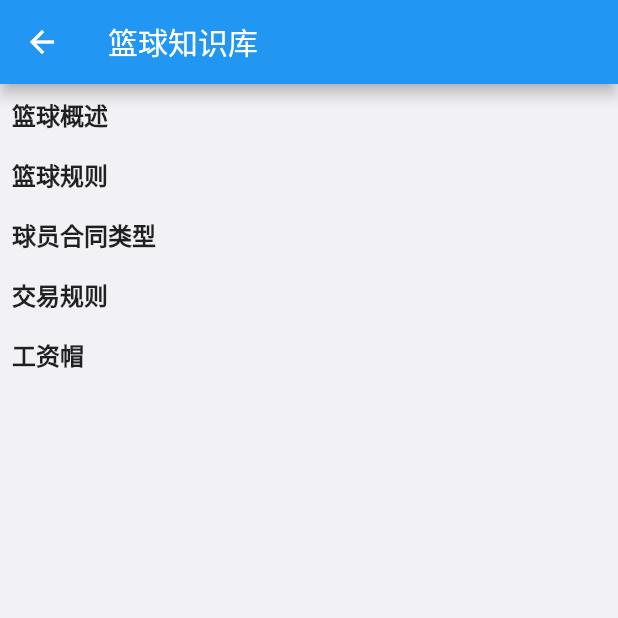
After one commit to pw7/BasketballCommunity, a Flutter app: the EssayListPage screen opened directly, on a phone screen of 412 x 824 dp, the top half of it. The commit adds this screen. Run offline on Flutter 3.47's test engine with Material 2 defaults, Android fonts, the phone set to English and light mode, and no system bars; drawn by our look-alikes of oktoast; our stand-ins replace cached_network_image, dio, extended_image, extended_nested_scroll_view, flutter_easyrefresh, flutter_icons and 7 more; missing offline and left inert: extended_list, extended_text, flui, flutter_picker, flutter_webview_plugin, image_editor and 3 more; accounts and stored records are empty; network calls fail; statements that could not run were skipped.

Commit message:
2021.4.5更新

```diff
--- /dev/null
+++ b/lib/model/essay.dart
@@ -0,0 +1,35 @@
+class Essay {
+  String code;
+  String msg;
+  int essay_id;
+  String essay_title;
+  String essay_cover;
+  String essay_content;
+  String essay_type;
+
+  Essay(
+      {this.code,
+      this.msg,
+      this.essay_id,
+      this.essay_title,
+      this.essay_cover,
+      this.essay_content,
+      this.essay_type});
+
+  factory Essay.fromJson(Map<String, dynamic> json) {
+    return Essay(
+      code: json["code"],
+      msg: json["msg"],
+      essay_id: json["essay_id"],
+      essay_title: json["essay_title"],
+      essay_cover: json["essay_cover"],
+      essay_content: json["essay_content"],
+      essay_type: json["essay_type"],
+    );
+  }
+
+  @override
+  String toString() {
+    return '{essay_id: $essay_id, essay_type: $essay_type, essay_cover: $essay_cover, essay_content: $essay_content, essay_title: $essay_title}';
+  }
+}
--- /dev/null
+++ b/lib/view/pages/basketball_essay/essay_list_page.dart
@@ -0,0 +1,120 @@
+import 'dart:convert';
+
+import 'package:flutter/material.dart';
+import 'package:flutter_application/model/essay.dart';
+import 'package:flutter_application/widget/MyGridView.dart';
+import 'package:http/http.dart' as http;
+
+class EssayListPage extends StatefulWidget {
+  @override
+  _EssayListPageState createState() => _EssayListPageState();
+}
+
+class _EssayListPageState extends State<EssayListPage> {
+  List<Essay> _essaydata1 = [];
+  List<Essay> _essaydata2 = [];
+  List<Essay> _essaydata3 = [];
+  List<Essay> _essaydata5 = [];
+  List<Essay> _essaydata6 = [];
+
+  @override
+  void initState() {
+    super.initState();
+
+    loadData('篮球概述').then((List<Essay> essaydata) {
+      setState(() {
+        _essaydata1 = essaydata; //初始化state 重新刷新页面
+      });
+    });
+
+    loadData('篮球规则').then((List<Essay> essaydata) {
+      setState(() {
+        _essaydata2 = essaydata; //初始化state 重新刷新页面
+      });
+    });
+
+    loadData('球员合同类型').then((List<Essay> essaydata) {
+      setState(() {
+        _essaydata3 = essaydata; //初始化state 重新刷新页面
+      });
+    });
+
+    loadData('交易规则').then((List<Essay> essaydata) {
+      setState(() {
+        _essaydata5 = essaydata; //初始化state 重新刷新页面
+      });
+    });
+
+    loadData('工资帽').then((List<Essay> essaydata) {
+      setState(() {
+        _essaydata6 = essaydata; //初始化state 重新刷新页面
+      });
+    });
+  }
+
+  //get请求
+  Future<List<Essay>> loadData(String type) async {
+    final res = await http
+        .get('http://172.17.150.225:8080/essay/getEssayByType?type=$type');
+    Utf8Decoder decode = new Utf8Decoder();
+    Map<String, dynamic> result = jsonDecode(decode.convert(res.bodyBytes));
+    //print(result);
+    List<Essay> datas; //转列表
+    datas = result['data'].map<Essay>((item) => Essay.fromJson(item)).toList();
+    return datas; //返回 初始化
+  }
+
+  @override
+  Widget build(BuildContext context) {
+    return Scaffold(
+        appBar: AppBar(title: Text('篮球知识库')),
+        body: SingleChildScrollView(
+            child: Container(
+                margin: const EdgeInsets.all(8),
+                child: Column(
+                  children: <Widget>[
+                    Container(
+                      alignment: Alignment.topLeft,
+                      child: Text(
+                        '篮球概述',
+                        style: TextStyle(
+                            fontSize: 16, fontWeight: FontWeight.w600),
+                      ),
+                    ),
+                    MyGridView(_essaydata1),
+                    Container(
+                      alignment: Alignment.topLeft,
+                      margin: EdgeInsets.only(top: 8),
+                      child: Text('篮球规则',
+                          style: TextStyle(
+                              fontSize: 16, fontWeight: FontWeight.w600)),
+                    ),
+                    MyGridView(_essaydata2),
+                    Container(
+                      alignment: Alignment.topLeft,
+                      margin: EdgeInsets.only(top: 8),
+                      child: Text('球员合同类型',
+                          style: TextStyle(
+                              fontSize: 16, fontWeight: FontWeight.w600)),
+                    ),
+                    MyGridView(_essaydata3),
+                    Container(
+                      alignment: Alignment.topLeft,
+                      margin: EdgeInsets.only(top: 8),
+                      child: Text('交易规则',
+                          style: TextStyle(
+                              fontSize: 16, fontWeight: FontWeight.w600)),
+                    ),
+                    MyGridView(_essaydata5),
+                    Container(
+                      alignment: Alignment.topLeft,
+                      margin: EdgeInsets.only(top: 8),
+                      child: Text('工资帽',
+                          style: TextStyle(
+                              fontSize: 16, fontWeight: FontWeight.w600)),
+                    ),
+                    MyGridView(_essaydata6),
+                  ],
+                ))));
+  }
+}
--- /dev/null
+++ b/lib/widget/MyGridView.dart
@@ -0,0 +1,69 @@
+import 'package:flutter/material.dart';
+import 'package:flutter_application/model/essay.dart';
+import 'package:flutter_application/view/pages/basketball_essay/essay_detail_page.dart';
+
+class MyGridView extends StatelessWidget {
+  final List<Essay> essay;
+
+  MyGridView(this.essay);
+
+  @override
+  Widget build(BuildContext context) {
+    return Container(
+      margin: EdgeInsets.only(top: 8),
+      child: GridView.builder(
+        shrinkWrap: true,
+        physics: NeverScrollableScrollPhysics(),
+        gridDelegate: SliverGridDelegateWithFixedCrossAxisCount(
+            crossAxisCount: 3,
+            crossAxisSpacing: 8.0,
+            mainAxisSpacing: 8.0,
+            childAspectRatio: 1.3),
+        itemBuilder: (context, index) {
+          return InkWell(
+              child: Container(
+                height: 100,
+                padding: EdgeInsets.all(0),
+                child: Stack(
+                  fit: StackFit.expand,
+                  children: <Widget>[
+                    Container(
+                        child: ClipRRect(
+                            borderRadius: BorderRadius.all(Radius.circular(4)),
+                            child: Image.network(
+                              essay[index].essay_cover,
+                              width: 110,
+                              fit: BoxFit.cover,
+                            ))),
+                    Align(
+                      alignment: Alignment.center,
+                      child: Container(
+                        width: double.infinity,
+                        height: double.infinity,
+                        alignment: Alignment.center,
+                        child: Text(
+                          essay[index].essay_title,
+                          textAlign: TextAlign.center,
+                          style: TextStyle(color: Colors.white, fontSize: 14),
+                        ),
+                        decoration: BoxDecoration(
+                          color: Color(0x72000000),
+                          borderRadius: BorderRadius.all(Radius.circular(4)),
+                        ),
+                      ),
+                    ),
+                  ],
+                ),
+              ),
+              onTap: () {
+                //print(essay[index].essay_content);
+                Navigator.of(context).push(MaterialPageRoute(
+                    builder: (context) => EssayDetailPage(
+                        essay[index].essay_title, essay[index].essay_content)));
+              });
+        },
+        itemCount: essay.length,
+      ),
+    );
+  }
+}
```
Also changed, not shown: lib/view/pages/basketball_article/article_list.dart (added, +18 -0 lines), lib/view/pages/basketball_essay/essay_detail_page.dart (added, +19 -0 lines), lib/view/pages/basketball_highlights/highlights_page.dart (added, +18 -0 lines), lib/view/pages/basketball_video/video_page.dart (added, +18 -0 lines), lib/view/pages/home_page.dart (+17 -2 lines).
